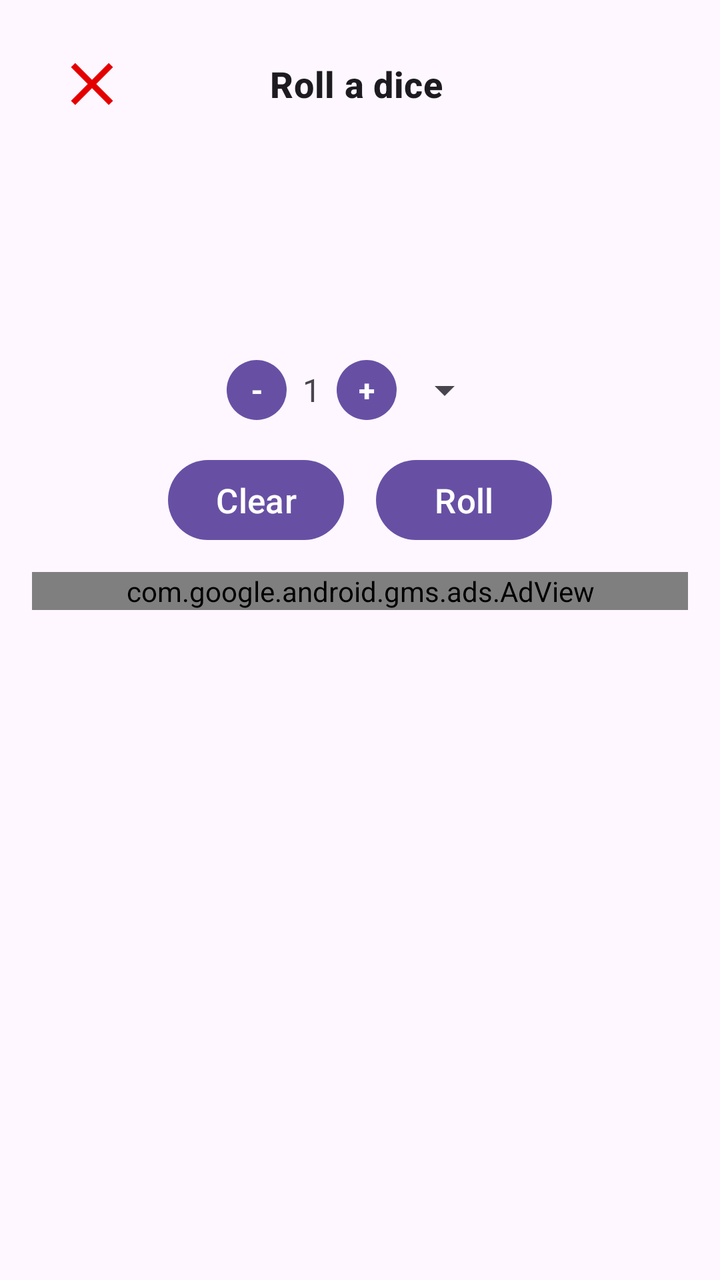
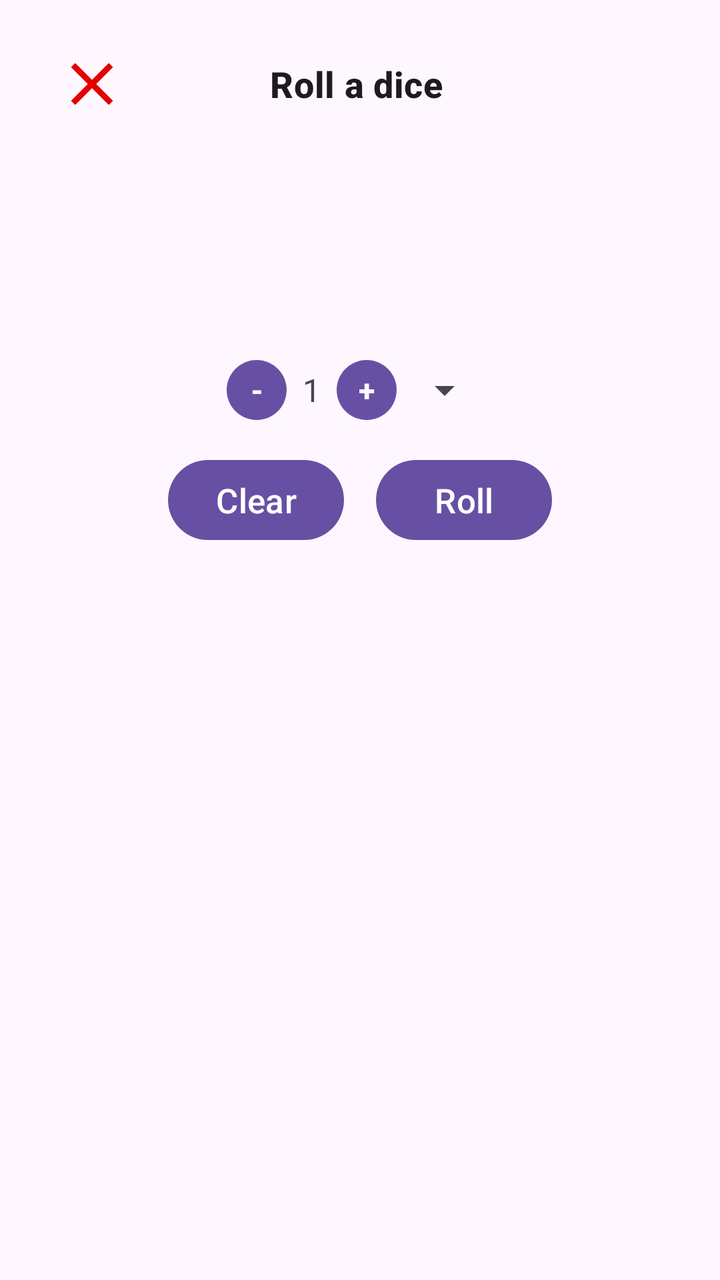

Two renders of the same Android screen: before a commit and after it. Below are the layout's source before the change and the commit's diff.
<!-- AndroidManifest.xml: application theme Theme.RolInitiative -->
<!-- res/layout/popup_dice_content.xml -->
<RelativeLayout xmlns:android="http://schemas.android.com/apk/res/android"
    android:layout_width="wrap_content"
    android:layout_height="wrap_content"
    xmlns:app="http://schemas.android.com/apk/res-auto"
    android:padding="16dp">

    <RelativeLayout
        android:id="@+id/layoutTitleAddToFolder"
        android:layout_width="match_parent"
        android:layout_height="wrap_content"
        android:layout_marginStart="4dp"
        android:layout_marginEnd="8dp"
        android:orientation="horizontal">

        <ImageButton
            android:id="@+id/buttonDiceClose"
            android:layout_width="wrap_content"
            android:layout_height="wrap_content"
            android:layout_margin="8dp"
            android:layout_alignParentStart="true"
            android:src="@drawable/ic_button_close"
            android:background="@null"
            android:contentDescription="@string/close_folders"/>

        <TextView
            android:id="@+id/title_dice"
            android:layout_width="match_parent"
            android:layout_height="wrap_content"
            android:gravity="center"
            android:text="@string/dices"
            android:textSize="18sp"
            android:textStyle="bold"
            android:textAppearance="?attr/textAppearanceHeadline6"
            android:layout_centerInParent="true"
            android:layout_marginTop="16dp"/>

    </RelativeLayout>

    <LinearLayout
        android:id="@+id/layoutDices"
        android:layout_width="match_parent"
        android:layout_height="wrap_content"
        android:orientation="horizontal"
        android:gravity="center_vertical"
        android:layout_gravity="center_vertical"
        android:layout_centerHorizontal="true"
        android:layout_below="@+id/layoutTitleAddToFolder"
        android:layout_marginTop="8dp">

        <TextView
            android:id="@+id/textViewSumDices"
            android:layout_width="0dp"
            android:layout_height="wrap_content"
            android:layout_weight="1"
            android:textSize="20sp"
            android:layout_marginStart="12dp"
            android:layout_marginTop="0dp"/>

        <FrameLayout
            android:layout_width="72dp"
            android:layout_height="72dp"
            android:layout_marginStart="16dp"
            android:layout_marginEnd="18dp"
            android:layout_marginTop="8dp"
            android:layout_marginBottom="8dp">

            <ImageView
                android:id="@+id/diceImageViewVector"
                android:layout_width="match_parent"
                android:layout_height="match_parent"
                android:scaleType="centerInside"
                android:adjustViewBounds="true"/>

            <TextView
                android:id="@+id/textViewRandomNumber"
                android:layout_width="match_parent"
                android:layout_height="match_parent"
                android:textSize="48sp"
                android:gravity="center"/>
        </FrameLayout>

        <TextView
            android:id="@+id/textViewRandomNumberPlaceholder"
            android:layout_width="0dp"
            android:layout_height="wrap_content"
            android:layout_weight="1"
            android:textSize="24sp"
            android:layout_marginStart="0dp"
            android:layout_marginTop="8dp"
            android:visibility="gone"/>
    </LinearLayout>

    <LinearLayout
        android:id="@+id/layoutButtonsRandomDice"
        android:layout_width="wrap_content"
        android:layout_height="wrap_content"
        android:orientation="horizontal"
        android:gravity="center_vertical"
        android:layout_gravity="center_vertical"
        android:layout_below="@id/layoutDices"
        android:layout_centerHorizontal="true"
        android:layout_marginTop="16dp">

        
        <Button
            android:id="@+id/buttonReduceDices"
            android:layout_width="30dp"
            android:layout_height="30dp"
            android:text="@string/reduce_button_description"
            android:textSize="15sp"
            android:layout_gravity="center_vertical"
            android:gravity="center"
            android:textStyle="bold"
            android:padding="0dp"
            android:background="@drawable/round_button_background" />

        
        <TextView
            android:id="@+id/diceQuantity"
            android:layout_width="wrap_content"
            android:layout_height="wrap_content"
            android:text="1"
            android:textSize="16sp"
            android:gravity="center"
            android:layout_gravity="center_vertical"
            android:paddingStart="8dp"
            android:paddingEnd="8dp" />

        
        <Button
            android:id="@+id/buttonIncrementDices"
            android:layout_width="30dp"
            android:layout_height="30dp"
            android:text="@string/increment_button_description"
            android:textSize="15sp"
            android:layout_gravity="center_vertical"
            android:gravity="center"
            android:textStyle="bold"
            android:padding="0dp"
            android:background="@drawable/round_button_background" />

        
        <Spinner
            android:id="@+id/spinnerMaxSizeDice"
            android:layout_width="wrap_content"
            android:layout_height="wrap_content"
            android:layout_gravity="center_vertical"
            android:paddingStart="8dp"
            android:paddingEnd="8dp" />
    </LinearLayout>

    <LinearLayout
        android:id="@+id/layoutButtonsClearRandomDice"
        android:layout_width="wrap_content"
        android:layout_height="wrap_content"
        android:orientation="horizontal"
        android:gravity="center_vertical"
        android:layout_gravity="center_vertical"
        android:layout_below="@id/layoutButtonsRandomDice"
        android:layout_centerHorizontal="true"
        android:layout_marginTop="16dp">

        <Button
            android:id="@+id/buttonClearGenerateNumber"
            android:layout_width="wrap_content"
            android:layout_height="wrap_content"
            android:text="@string/clear"
            android:autoSizeTextType="uniform"
            android:autoSizeMinTextSize="10sp"
            android:autoSizeMaxTextSize="18sp"
            android:autoSizeStepGranularity="1sp"
            android:padding="8dp"
            android:maxLines="1"
            android:layout_gravity="center_vertical"
            android:paddingStart="8dp"
            android:paddingEnd="8dp" />

        <Space
            android:layout_width="16dp"
            android:layout_height="wrap_content" />

        
        <Button
            android:id="@+id/buttonGenerateNumber"
            android:layout_width="wrap_content"
            android:layout_height="wrap_content"
            android:text="@string/roll_dice"
            android:autoSizeTextType="uniform"
            android:autoSizeMinTextSize="10sp"
            android:autoSizeMaxTextSize="18sp"
            android:autoSizeStepGranularity="1sp"
            android:padding="8dp"
            android:maxLines="1"
            android:layout_gravity="center_vertical"
            android:paddingStart="8dp"
            android:paddingEnd="8dp" />


    </LinearLayout>

    <com.google.android.gms.ads.AdView
        android:id="@+id/adViewPopupDice"
        android:layout_width="match_parent"
        android:layout_height="wrap_content"
        android:layout_below="@id/layoutButtonsClearRandomDice"
        android:layout_centerHorizontal="true"
        android:layout_marginTop="12dp"
        app:adSize="BANNER"
        app:adUnitId="@string/admob_banner_popupdice"/>
</RelativeLayout>
<!-- resources referenced by this layout -->
<resources>
  <!-- drawable ic_button_close (drawable) -->
  <vector xmlns:android="http://schemas.android.com/apk/res/android"
      android:width="36dp"
      android:height="36dp"
      android:viewportWidth="24"
      android:viewportHeight="24">
      <path
          android:fillColor="#E50000"
          android:pathData="M19,6.41L17.59,5L12,10.59L6.41,5L5,6.41L10.59,12L5,17.59L6.41,19L12,13.41L17.59,19L19,17.59L13.41,12L19,6.41z"/>
  </vector>
  <!-- drawable round_button_background (drawable) -->
  <shape xmlns:android="http://schemas.android.com/apk/res/android"
      android:shape="oval">
  </shape>
  <string name="admob_banner_popupdice" translatable="false">ca-app-pub-3940256099942544/6300978111</string>
  <string name="clear">Clear</string>
  <string name="close_folders">Close popup</string>
  <string name="dices">Roll a dice</string>
  <string name="increment_button_description" translatable="false">+</string>
  <string name="reduce_button_description" translatable="false">-</string>
  <string name="roll_dice">Roll</string>
  <style name="Theme.RolInitiative" parent="Base.Theme.RolInitiative" />
  <style name="Base.Theme.RolInitiative" parent="Theme.Material3.DayNight.NoActionBar">
          
          
      </style>
</resources>

<!-- the commit's change to res/layout/popup_dice_content.xml (unified diff, before → after) -->
@@ -197,14 +197,4 @@
 
 
     </LinearLayout>
-
-    <com.google.android.gms.ads.AdView
-        android:id="@+id/adViewPopupDice"
-        android:layout_width="match_parent"
-        android:layout_height="wrap_content"
-        android:layout_below="@id/layoutButtonsClearRandomDice"
-        android:layout_centerHorizontal="true"
-        android:layout_marginTop="12dp"
-        app:adSize="BANNER"
-        app:adUnitId="@string/admob_banner_popupdice"/>
 </RelativeLayout>
<!-- resource entries referenced after the edit -->
@@ -14,7 +14,6 @@
   <shape xmlns:android="http://schemas.android.com/apk/res/android"
       android:shape="oval">
   </shape>
-  <string name="admob_banner_popupdice" translatable="false">ca-app-pub-3940256099942544/6300978111</string>
   <string name="clear">Clear</string>
   <string name="close_folders">Close popup</string>
   <string name="dices">Roll a dice</string>
